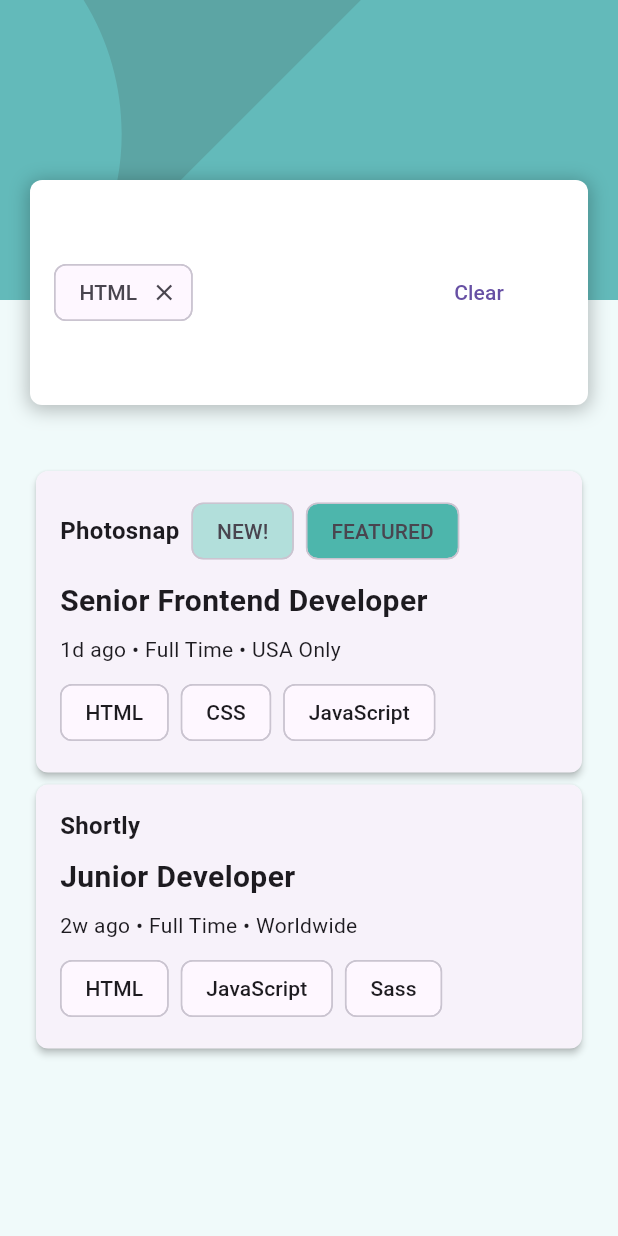
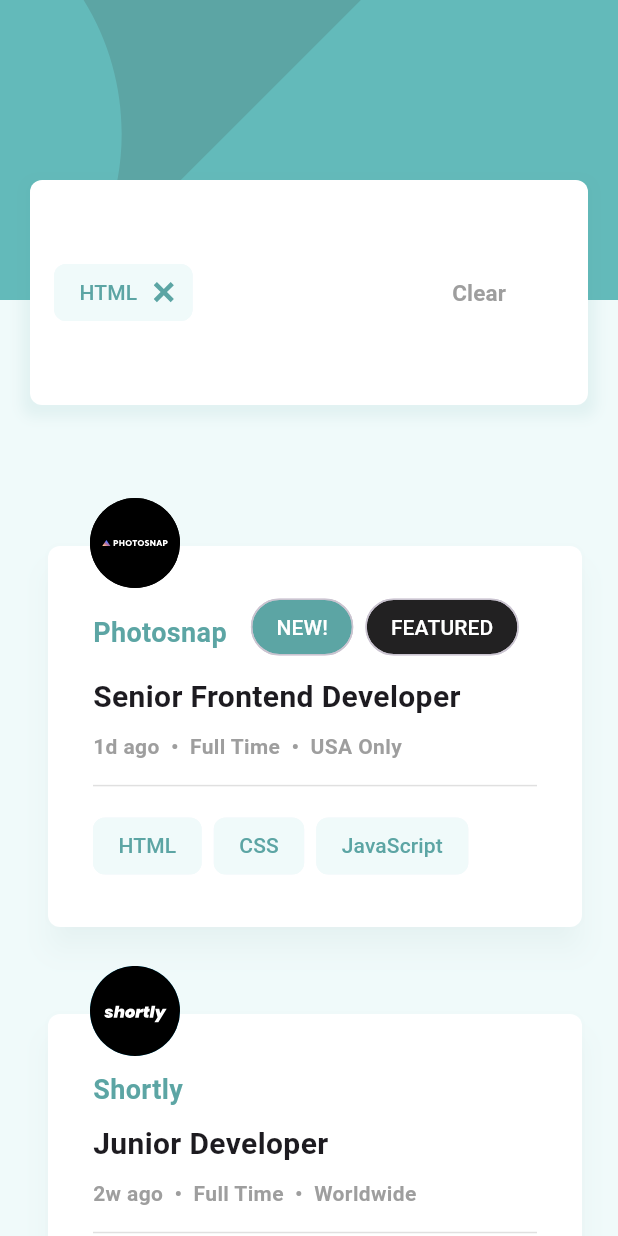
Before and after one commit to hammadalive7/job_listing, a Flutter app: the screen it shows after launch, after a tap on "HTML", on a phone screen of 412 x 824 dp. Run offline on Flutter 3.47's test engine with Material 3 defaults, Android fonts, the phone set to English and light mode, and no system bars; our stand-ins replace flutter_svg.

Commit message:
completed mobile UI

```diff
--- a/lib/data/listing_data.dart
+++ b/lib/data/listing_data.dart
@@ -1,11 +1,8 @@
-
-import '../model/listing_model.dart';
-
 List<Map<String, dynamic>> data = [
   {
     "id": 1,
     "company": "Photosnap",
-    "logo": "./images/photosnap.svg",
+    "logo": "assets/images/photosnap.svg",
     "new": true,
     "featured": true,
     "position": "Senior Frontend Developer",
@@ -20,7 +17,7 @@ List<Map<String, dynamic>> data = [
   {
     "id": 2,
     "company": "Manage",
-    "logo": "./images/manage.svg",
+    "logo": "assets/images/manage.svg",
     "new": true,
     "featured": true,
     "position": "Fullstack Developer",
@@ -35,7 +32,7 @@ List<Map<String, dynamic>> data = [
   {
     "id": 3,
     "company": "Account",
-    "logo": "./images/account.svg",
+    "logo": "assets/images/account.svg",
     "new": true,
     "featured": false,
     "position": "Junior Frontend Developer",
@@ -50,7 +47,7 @@ List<Map<String, dynamic>> data = [
   {
     "id": 4,
     "company": "MyHome",
-    "logo": "./images/myhome.svg",
+    "logo": "assets/images/myhome.svg",
     "new": false,
     "featured": false,
     "position": "Junior Frontend Developer",
@@ -65,7 +62,7 @@ List<Map<String, dynamic>> data = [
   {
     "id": 5,
     "company": "Loop Studios",
-    "logo": "./images/loop-studios.svg",
+    "logo": "assets/images/loop-studios.svg",
     "new": false,
     "featured": false,
     "position": "Software Engineer",
@@ -80,7 +77,7 @@ List<Map<String, dynamic>> data = [
   {
     "id": 6,
     "company": "FaceIt",
-    "logo": "./images/faceit.svg",
+    "logo": "assets/images/faceit.svg",
     "new": false,
     "featured": false,
     "position": "Junior Backend Developer",
@@ -95,7 +92,7 @@ List<Map<String, dynamic>> data = [
   {
     "id": 7,
     "company": "Shortly",
-    "logo": "./images/shortly.svg",
+    "logo": "assets/images/shortly.svg",
     "new": false,
     "featured": false,
     "position": "Junior Developer",
@@ -110,7 +107,7 @@ List<Map<String, dynamic>> data = [
   {
     "id": 8,
     "company": "Insure",
-    "logo": "./images/insure.svg",
+    "logo": "assets/images/insure.svg",
     "new": false,
     "featured": false,
     "position": "Junior Frontend Developer",
@@ -125,7 +122,7 @@ List<Map<String, dynamic>> data = [
   {
     "id": 9,
     "company": "Eyecam Co.",
-    "logo": "./images/eyecam-co.svg",
+    "logo": "assets/images/eyecam-co.svg",
     "new": false,
     "featured": false,
     "position": "Full Stack Engineer",
@@ -140,7 +137,7 @@ List<Map<String, dynamic>> data = [
   {
     "id": 10,
     "company": "The Air Filter Company",
-    "logo": "./images/the-air-filter-company.svg",
+    "logo": "assets/images/the-air-filter-company.svg",
     "new": false,
     "featured": false,
     "position": "Front-end Dev",
--- a/lib/views/job_listing_screen/components/custom_header.dart
+++ b/lib/views/job_listing_screen/components/custom_header.dart
@@ -1,5 +1,4 @@
 import 'package:flutter/material.dart';
-import 'package:flutter_listing/views/job_listing_screen/components/job_filter.dart';
 import 'package:flutter_svg/flutter_svg.dart';
 
 class CustomHeader extends StatelessWidget {
@@ -14,7 +13,9 @@ class CustomHeader extends StatelessWidget {
       height: isMobile ? 200.0 : 300.0,
       width: double.infinity,
       child: SvgPicture.asset(
-        isMobile ? 'assets/images/bg-header-mobile.svg' : 'assets/images/bg-header-desktop.svg',
+        isMobile
+            ? 'assets/images/bg-header-mobile.svg'
+            : 'assets/images/bg-header-desktop.svg',
         width: double.infinity,
         fit: BoxFit.cover,
       ),
--- a/lib/views/job_listing_screen/components/job_card.dart
+++ b/lib/views/job_listing_screen/components/job_card.dart
@@ -1,69 +1,136 @@
 import 'package:flutter/material.dart';
 import 'package:flutter_listing/model/listing_model.dart';
+import 'package:flutter_svg/flutter_svg.dart';
 
 class JobCard extends StatelessWidget {
   final Jobs job;
   final Function(String) onAddFilter;
 
-  JobCard({
+  const JobCard({
+    super.key,
     required this.job,
     required this.onAddFilter,
   });
 
   @override
   Widget build(BuildContext context) {
-    return Card(
-      elevation: 2.0,
-      shape: RoundedRectangleBorder(borderRadius: BorderRadius.circular(8.0)),
+    return Stack(
+      children: [
+        Padding(
+          padding: const EdgeInsets.only(top: 50, left: 8),
+          child: Card(
+            color: Colors.white,
+            elevation: 8.0,
+            shadowColor: const Color(0xff5ca5a4).withOpacity(0.1),
+            shape: RoundedRectangleBorder(
+              borderRadius: BorderRadius.circular(8.0),
+            ),
             child: Padding(
-        padding: const EdgeInsets.all(16.0),
+              padding: const EdgeInsets.all(30.0),
               child: Column(
                 crossAxisAlignment: CrossAxisAlignment.start,
                 children: [
                   Row(
                     children: [
-                // Replace with Image.asset if you're using assets
-                Text(job.company, style: TextStyle(fontSize: 16.0, fontWeight: FontWeight.bold)),
+                      Padding(
+                        padding: const EdgeInsets.only(right: 8.0, top: 8.0),
+                        child: Text(job.company,
+                            style: const TextStyle(
+                                color: Color(0xff5ca5a4),
+                                fontSize: 18.0,
+                                fontWeight: FontWeight.bold)),
+                      ),
                       if (job.isNew)
-                  Padding(
-                    padding: const EdgeInsets.only(left: 8.0),
+                        const Padding(
+                          padding: EdgeInsets.only(left: 8.0),
                           child: Chip(
-                      label: Text('NEW!'),
-                      backgroundColor: Colors.teal[100],
+                            shape: RoundedRectangleBorder(
+                                borderRadius:
+                                    BorderRadius.all(Radius.circular(20.0))),
+                            label: Text('NEW!',
+                                style: TextStyle(color: Colors.white)),
+                            backgroundColor: Color(0xff5ca5a4),
                           ),
                         ),
                       if (job.isFeatured)
-                  Padding(
-                    padding: const EdgeInsets.only(left: 8.0),
+                        const Padding(
+                          padding: EdgeInsets.only(left: 8.0),
                           child: Chip(
-                      label: Text('FEATURED'),
-                      backgroundColor: Colors.teal[300],
+                            shape: RoundedRectangleBorder(
+                                borderRadius:
+                                    BorderRadius.all(Radius.circular(20.0))),
+                            label: Text('FEATURED',
+                                style: TextStyle(color: Colors.white)),
+                            backgroundColor: Colors.black87,
                           ),
                         ),
                     ],
                   ),
-            SizedBox(height: 8.0),
-            Text(job.position, style: TextStyle(fontSize: 20.0, fontWeight: FontWeight.bold)),
-            SizedBox(height: 8.0),
-            Text('${job.postedAt} • ${job.contract} • ${job.location}'),
-            SizedBox(height: 8.0),
+                  SizedBox(height: MediaQuery.sizeOf(context).height * 0.01),
+                  Text(job.position,
+                      style: const TextStyle(
+                          fontSize: 20.0, fontWeight: FontWeight.bold)),
+                  SizedBox(height: MediaQuery.sizeOf(context).height * 0.01),
+                  Text(
+                      '${job.postedAt}  •  ${job.contract}  •  ${job.location}',
+                      style: const TextStyle(
+                          color: Colors.grey,
+                          fontSize: 14.0,
+                          fontWeight: FontWeight.bold)),
+                  SizedBox(height: MediaQuery.sizeOf(context).height * 0.01),
+                  Divider(color: Colors.grey[300], thickness: 1.0),
+                  SizedBox(height: MediaQuery.sizeOf(context).height * 0.01),
                   Wrap(
                     spacing: 8.0,
                     runSpacing: 8.0,
                     children: [
-                ...job.languages.map((lang) => ActionChip(
-                  label: Text(lang),
+                      ...job.languages
+                          .map((lang) => ActionChip(
+                                backgroundColor: const Color(0xfff0fafa),
+                                shape: RoundedRectangleBorder(
+                                  borderRadius: BorderRadius.circular(8.0),
+                                ),
+                                side:
+                                    const BorderSide(color: Color(0xfff0fafa)),
+                                label: Text(lang,
+                                    style: const TextStyle(
+                                        color: Color(0xff5ca5a4))),
                                 onPressed: () => onAddFilter(lang),
-                )).toList(),
-                ...job.tools.map((tool) => ActionChip(
-                  label: Text(tool),
+                              ))
+                          .toList(),
+                      ...job.tools
+                          .map((tool) => ActionChip(
+                                backgroundColor: const Color(0xfff0fafa),
+                                shape: RoundedRectangleBorder(
+                                  borderRadius: BorderRadius.circular(8.0),
+                                ),
+                                side:
+                                    const BorderSide(color: Color(0xfff0fafa)),
+                                label: Text(tool,
+                                    style: const TextStyle(
+                                        color: Color(0xff5ca5a4))),
                                 onPressed: () => onAddFilter(tool),
-                )).toList(),
+                              ))
+                          .toList(),
                     ],
                   ),
                 ],
               ),
             ),
+          ),
+        ),
+        Padding(
+          padding: const EdgeInsets.only(top: 8, left: 40),
+          child: Positioned(
+            top: 0,
+            left: 0,
+            child: SizedBox(
+              width: 60.0,
+              child: SvgPicture.asset(job.logo),
+            ),
+          ),
+        ),
+      ],
     );
   }
 }
--- a/lib/views/job_listing_screen/components/job_filter.dart
+++ b/lib/views/job_listing_screen/components/job_filter.dart
@@ -1,10 +1,12 @@
 import 'package:flutter/material.dart';
+import 'package:flutter_svg/flutter_svg.dart';
 
 class FilterSection extends StatelessWidget {
   final List<String> selectedFilters;
   final Function(String) onRemoveFilter;
 
-  FilterSection({
+  const FilterSection({
+    super.key,
     required this.selectedFilters,
     required this.onRemoveFilter,
   });
@@ -16,8 +18,18 @@ class FilterSection extends StatelessWidget {
       runSpacing: 8.0,
       children: [
         ...selectedFilters.map((filter) => FilterChip(
+              backgroundColor: const Color(0xfff0fafa),
+              side: const BorderSide(color: Color(0xfff0fafa)),
+              labelStyle: const TextStyle(color: Color(0xff5ca5a4)),
+              deleteIcon: SvgPicture.asset(
+                'assets/images/icon-remove.svg',
+                color: const Color(0xff5ca5a4),
+              ),
+              deleteIconBoxConstraints:
+                  const BoxConstraints.tightFor(width: 20.0, height: 20.0),
               label: Text(filter),
-          onDeleted: () => onRemoveFilter(filter), onSelected: (bool value) {
+              onDeleted: () => onRemoveFilter(filter),
+              onSelected: (bool value) {
                 if (value) {
                   onRemoveFilter(filter);
                 }
--- a/lib/views/job_listing_screen/job_listing_screen.dart
+++ b/lib/views/job_listing_screen/job_listing_screen.dart
@@ -1,12 +1,13 @@
 import 'package:flutter/material.dart';
 import 'package:flutter_listing/data/listing_data.dart';
 import 'package:flutter_listing/model/listing_model.dart';
-
 import 'components/custom_header.dart';
 import 'components/job_card.dart';
 import 'components/job_filter.dart';
 
 class HomeScreen extends StatefulWidget {
+  const HomeScreen({super.key});
+
   @override
   _HomeScreenState createState() => _HomeScreenState();
 }
@@ -77,12 +78,13 @@ class _HomeScreenState extends State<HomeScreen> {
                             decoration: BoxDecoration(
                               color: Colors.white,
                               borderRadius: BorderRadius.circular(8),
-                              boxShadow: const [
+                              boxShadow: [
                                 BoxShadow(
-                                  color: Colors.black26,
-                                  blurRadius: 10,
-                                  spreadRadius: 1,
-                                  offset: Offset(0, 2),
+                                  color:
+                                      const Color(0xff5ca5a4).withOpacity(0.1),
+                                  spreadRadius: 5,
+                                  blurRadius: 7,
+                                  offset: const Offset(0, 3),
                                 ),
                               ],
                             ),
@@ -98,8 +100,17 @@ class _HomeScreenState extends State<HomeScreen> {
                                 Expanded(
                                   flex: 1,
                                   child: TextButton(
+                                    style: const ButtonStyle(
+                                      splashFactory: NoSplash.splashFactory,
+                                    ),
                                     onPressed: clearFilters,
-                                    child: const Text('Clear'),
+                                    child: const Text(
+                                      'Clear',
+                                      style: TextStyle(
+                                          color: Colors.grey,
+                                          fontSize: 15,
+                                          fontWeight: FontWeight.bold),
+                                    ),
                                   ),
                                 ),
                               ],
```
Lines whose indentation alone changed are shown as unchanged.
